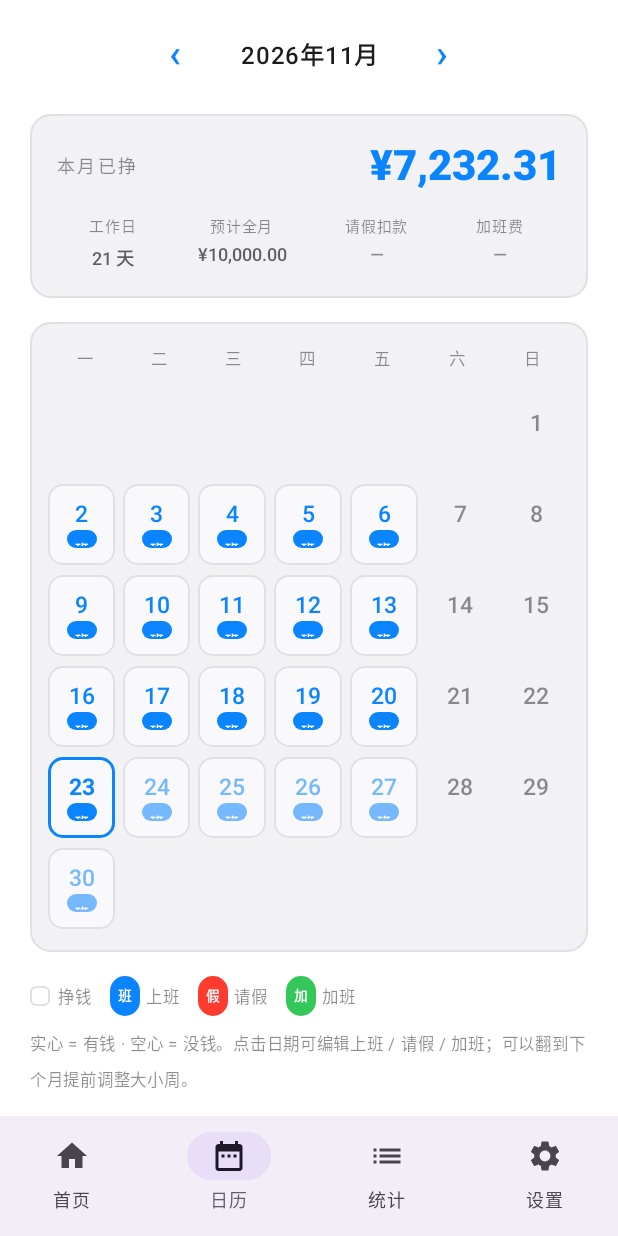
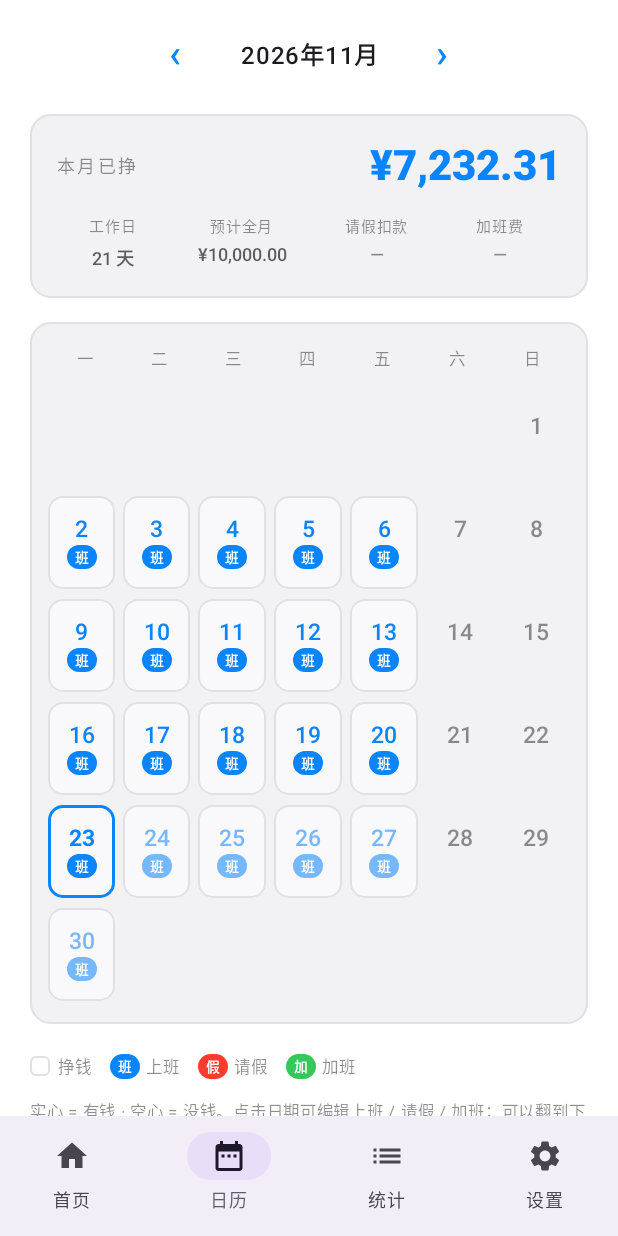
Before and after one commit to HA0242/today-earnings, an Android app built with Jetpack Compose: the screen it shows after launch (MainActivity), item 2 of the bottom bar chosen, on a phone screen of 412 x 824 dp. Run offline under Robolectric (Android 15) with nearby library versions, the phone set to English and light mode, and no system bars.

Commit message:
Fix calendar badge clipping (班/假/加 labels cut off)
Co-Authored-By: Claude Sonnet 5.5 <noreply@anthropic.com>
Claude-Session: https://claude.ai/code/session_01H36yHJ3ayC5DZKmyYjz4jv

```diff
--- a/android/app/src/main/java/local/ha/todayearnings/ui/CalendarScreen.kt
+++ b/android/app/src/main/java/local/ha/todayearnings/ui/CalendarScreen.kt
@@ -176,7 +176,7 @@ private fun MonthGrid(data: AppData, calc: EarningsCalc, ym: YearMonth, onDayCli
                 for (i in 0 until 7) {
                     val d = week.getOrNull(i)
                     if (d == null) {
-                        Box(Modifier.weight(1f).height(54.dp))
+                        Box(Modifier.weight(1f).height(62.dp))
                     } else {
                         DayCell(
                             calc = calc,
@@ -218,7 +218,7 @@ private fun DayCell(
     }
     Column(
         modifier = modifier
-            .height(54.dp)
+            .height(62.dp)
             .background(if (showBox) MaterialTheme.colorScheme.background.copy(alpha = 0.6f) else Color.Transparent, shape)
             .border(if (isToday) 1.5.dp else 1.dp, borderColor, shape)
             .clickable(onClick = onClick),
@@ -232,7 +232,7 @@ private fun DayCell(
             color = if (isWorkday) DS.accent.copy(alpha = dim) else mutedColor(),
             style = TabularNums,
         )
-        Row(Modifier.height(14.dp).padding(top = 2.dp), horizontalArrangement = Arrangement.spacedBy(2.dp), verticalAlignment = Alignment.CenterVertically) {
+        Row(Modifier.height(18.dp).padding(top = 2.dp), horizontalArrangement = Arrangement.spacedBy(2.dp), verticalAlignment = Alignment.CenterVertically) {
             if (isWorkday && leave == null) Badge("班", DS.accent, filled = true, alpha = dim)
             if (leave != null) Badge(if (leave.half) "半假" else "假", DS.negative, filled = !leave.deduct, alpha = dim)
             if (overtime != null) Badge("加", DS.positive, filled = overtime.paid, alpha = dim)
--- a/android/app/src/main/java/local/ha/todayearnings/ui/Components.kt
+++ b/android/app/src/main/java/local/ha/todayearnings/ui/Components.kt
@@ -99,9 +99,12 @@ fun Badge(text: String, color: Color, filled: Boolean, alpha: Float = 1f) {
         Text(
             text = text,
             fontSize = 9.sp,
+            lineHeight = 11.sp,
+            maxLines = 1,
+            softWrap = false,
             fontWeight = FontWeight.SemiBold,
             color = if (filled) Color.White else color.copy(alpha = 0.75f * alpha),
-            modifier = Modifier.padding(horizontal = 5.dp, vertical = 1.dp),
+            modifier = Modifier.padding(horizontal = 5.dp, vertical = 2.dp),
         )
     }
 }
```
